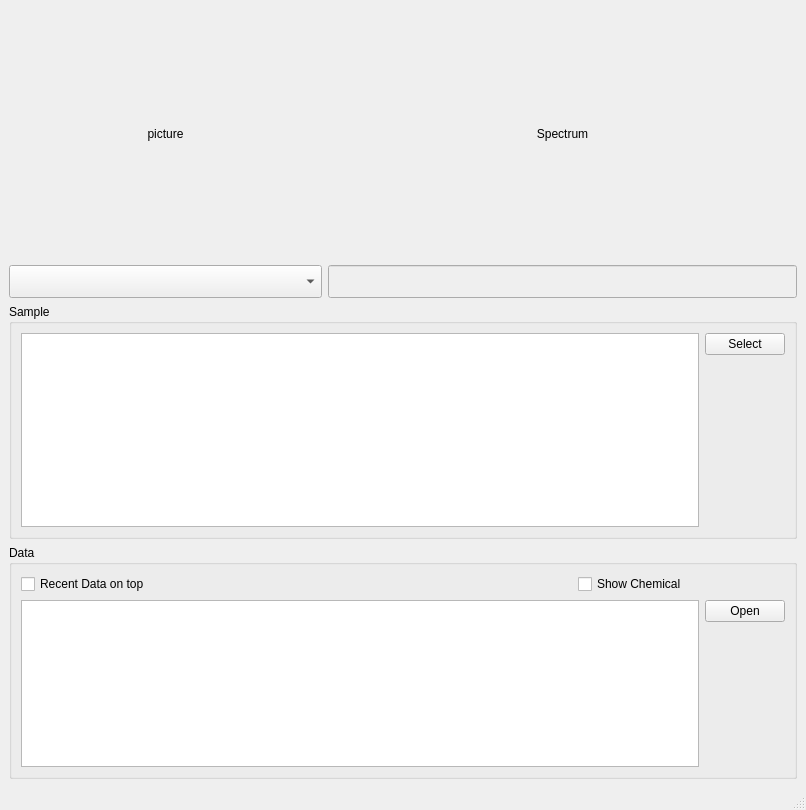
Old version of the form Analysis_UI/databasewindow.ui in the repository goluckyryan/nonLinearFit.
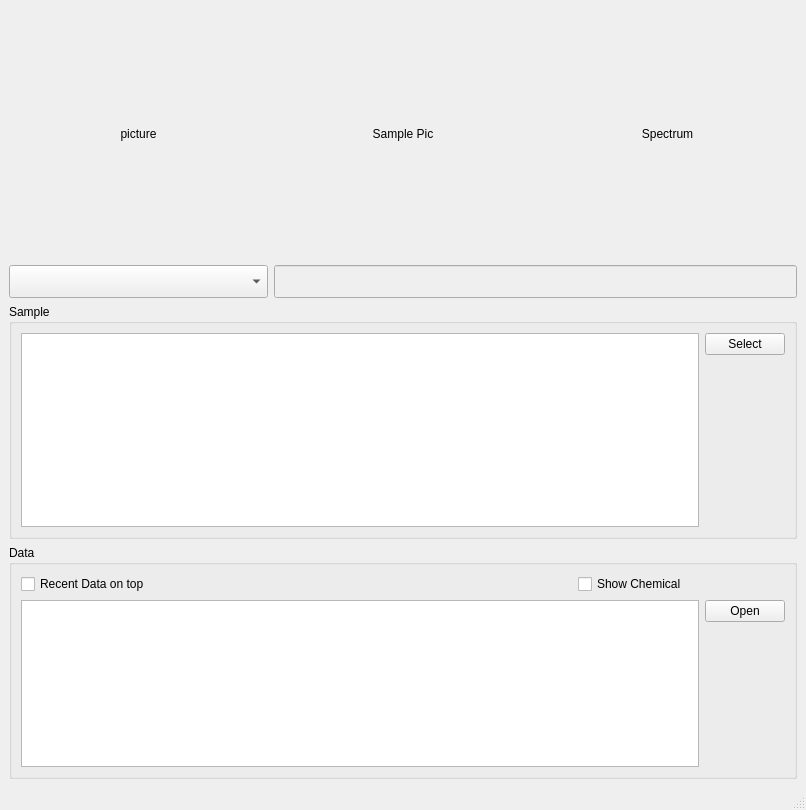
New version of the form.

Commit message: added sample spectrum picture

What changed in the file:
```diff
--- a/Analysis_UI/databasewindow.ui
+++ b/Analysis_UI/databasewindow.ui
@@ -14,73 +14,8 @@
    <string>Sample DataBase</string>
   </property>
   <widget class="QWidget" name="centralwidget">
-   <layout class="QGridLayout" name="gridLayout" rowstretch="4,1,4,4" columnstretch="2,3">
-    <item row="0" column="0">
-     <widget class="QLabel" name="label_Picture">
-      <property name="minimumSize">
-       <size>
-        <width>0</width>
-        <height>250</height>
-       </size>
-      </property>
-      <property name="text">
-       <string>picture</string>
-      </property>
-      <property name="alignment">
-       <set>Qt::AlignCenter</set>
-      </property>
-     </widget>
-    </item>
-    <item row="0" column="1">
-     <widget class="QLabel" name="label_spectrum">
-      <property name="minimumSize">
-       <size>
-        <width>0</width>
-        <height>250</height>
-       </size>
-      </property>
-      <property name="text">
-       <string>Spectrum</string>
-      </property>
-      <property name="alignment">
-       <set>Qt::AlignCenter</set>
-      </property>
-     </widget>
-    </item>
-    <item row="1" column="0">
-     <widget class="QComboBox" name="comboBox_chemical">
-      <property name="minimumSize">
-       <size>
-        <width>0</width>
-        <height>30</height>
-       </size>
-      </property>
-      <property name="font">
-       <font>
-        <pointsize>16</pointsize>
-       </font>
-      </property>
-     </widget>
-    </item>
-    <item row="1" column="1">
-     <widget class="QLineEdit" name="lineEdit_ChemicalFormula">
-      <property name="enabled">
-       <bool>false</bool>
-      </property>
-      <property name="minimumSize">
-       <size>
-        <width>0</width>
-        <height>30</height>
-       </size>
-      </property>
-      <property name="font">
-       <font>
-        <pointsize>16</pointsize>
-       </font>
-      </property>
-     </widget>
-    </item>
-    <item row="2" column="0" colspan="2">
+   <layout class="QGridLayout" name="gridLayout" rowstretch="4,1,4,4" columnstretch="1,1,1">
+    <item row="2" column="0" colspan="3">
      <widget class="QGroupBox" name="groupBox_2">
       <property name="title">
        <string>Sample</string>
@@ -99,7 +34,7 @@
       </layout>
      </widget>
     </item>
-    <item row="3" column="0" colspan="2">
+    <item row="3" column="0" colspan="3">
      <widget class="QGroupBox" name="groupBox_3">
       <property name="title">
        <string>Data</string>
@@ -132,6 +67,81 @@
       </layout>
      </widget>
     </item>
+    <item row="0" column="0">
+     <widget class="QLabel" name="label_ChemPicture">
+      <property name="minimumSize">
+       <size>
+        <width>0</width>
+        <height>250</height>
+       </size>
+      </property>
+      <property name="text">
+       <string>picture</string>
+      </property>
+      <property name="alignment">
+       <set>Qt::AlignCenter</set>
+      </property>
+     </widget>
+    </item>
+    <item row="0" column="2">
+     <widget class="QLabel" name="label_SampleSpectrum">
+      <property name="minimumSize">
+       <size>
+        <width>0</width>
+        <height>250</height>
+       </size>
+      </property>
+      <property name="text">
+       <string>Spectrum</string>
+      </property>
+      <property name="alignment">
+       <set>Qt::AlignCenter</set>
+      </property>
+     </widget>
+    </item>
+    <item row="1" column="0">
+     <widget class="QComboBox" name="comboBox_chemical">
+      <property name="minimumSize">
+       <size>
+        <width>0</width>
+        <height>30</height>
+       </size>
+      </property>
+      <property name="font">
+       <font>
+        <pointsize>16</pointsize>
+       </font>
+      </property>
+     </widget>
+    </item>
+    <item row="0" column="1">
+     <widget class="QLabel" name="label_SamplePic">
+      <property name="text">
+       <string>Sample Pic</string>
+      </property>
+      <property name="alignment">
+       <set>Qt::AlignCenter</set>
+      </property>
+     </widget>
+    </item>
+    <item row="1" column="1" colspan="2">
+     <widget class="QLineEdit" name="lineEdit_ChemicalFormula">
+      <property name="enabled">
+       <bool>false</bool>
+      </property>
+      <property name="minimumSize">
+       <size>
+        <width>0</width>
+        <height>30</height>
+       </size>
+      </property>
+      <property name="font">
+       <font>
+        <pointsize>16</pointsize>
+       </font>
+      </property>
+     </widget>
+    </item>
    </layout>
   </widget>
   <widget class="QMenuBar" name="menubar">
```
The commit also changes 4 other files.
